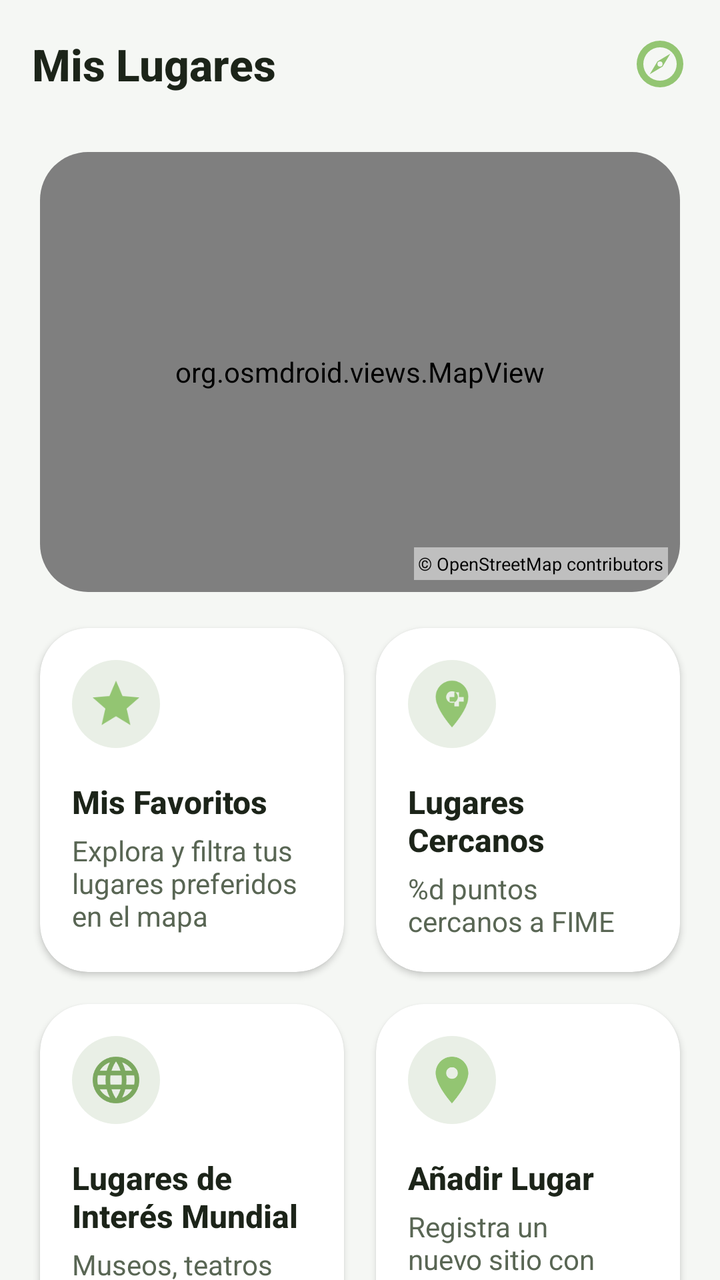
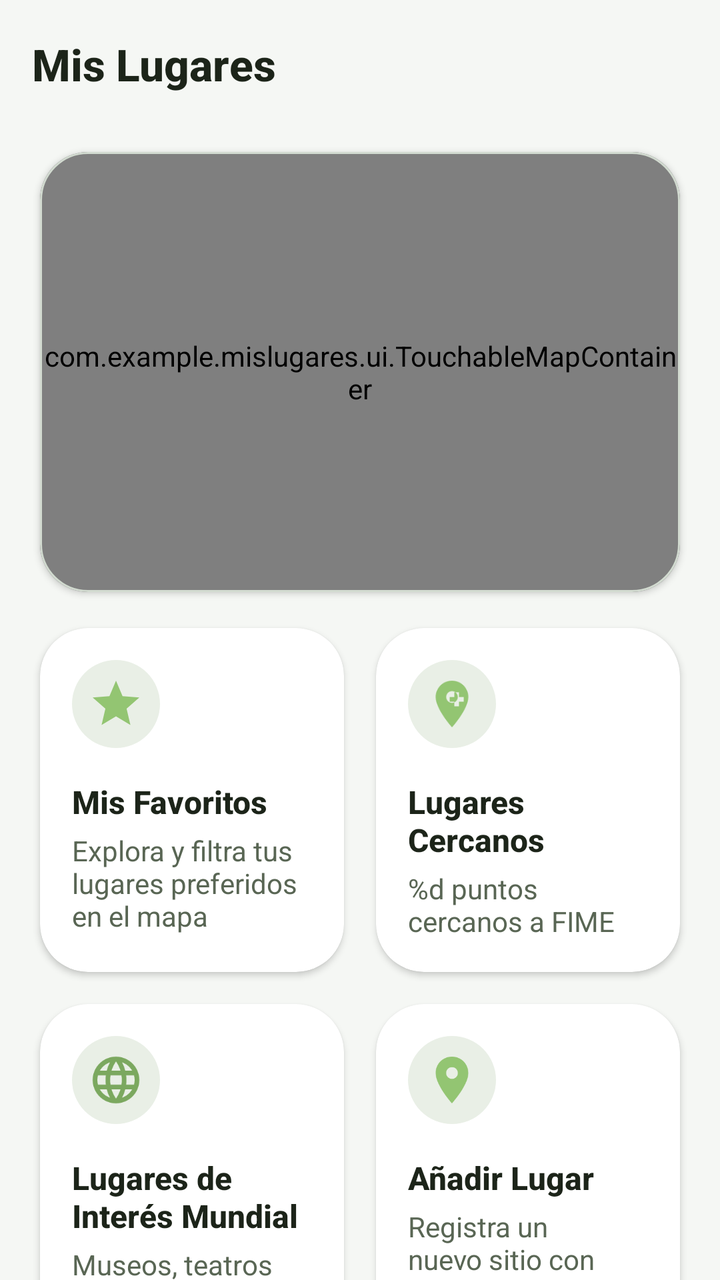

Two renders of the same Android screen: before a commit and after it. Below are the layout's source before the change and the commit's diff.
<!-- AndroidManifest.xml: activity theme Theme.MisLugares.NoActionBar -->
<!-- res/layout/activity_main.xml -->
<?xml version="1.0" encoding="utf-8"?>
<androidx.coordinatorlayout.widget.CoordinatorLayout
    xmlns:android="http://schemas.android.com/apk/res/android"
    xmlns:app="http://schemas.android.com/apk/res-auto"
    xmlns:tools="http://schemas.android.com/tools"
    android:layout_width="match_parent"
    android:layout_height="match_parent"
    android:background="@color/background"
    android:fitsSystemWindows="true"
    tools:context=".MainActivity">

        <com.google.android.material.appbar.AppBarLayout
            android:id="@+id/appBarLayout"
            android:layout_width="match_parent"
            android:layout_height="wrap_content"
            android:background="@android:color/transparent"
            android:fitsSystemWindows="true"
            app:elevation="0dp">

            <androidx.appcompat.widget.Toolbar
                android:id="@+id/toolbar"
                android:layout_width="match_parent"
                android:layout_height="?attr/actionBarSize"
                app:popupTheme="@style/Theme.MisLugares.PopupOverlay"
                app:theme="@style/Theme.MisLugares.AppBarOverlay">

                <TextView
                    android:layout_width="wrap_content"
                    android:layout_height="wrap_content"
                    android:fontFamily="sans-serif-medium"
                    android:text="@string/main_title"
                    android:textColor="@color/text_primary"
                    android:textSize="@dimen/text_size_h1"
                    android:textStyle="bold" />

                <ImageView
                    android:layout_width="28dp"
                    android:layout_height="28dp"
                    android:layout_gravity="end"
                    android:layout_marginEnd="16dp"
                    android:src="@drawable/ic_compass"
                    app:tint="@color/primary" />
            </androidx.appcompat.widget.Toolbar>
        </com.google.android.material.appbar.AppBarLayout>

        <androidx.core.widget.NestedScrollView
            android:clipToPadding="false"
            android:clipChildren="false"
            android:layout_width="match_parent"
            android:layout_height="match_parent"
            app:layout_behavior="@string/appbar_scrolling_view_behavior">

            <LinearLayout
                android:clipToPadding="false"
                android:clipChildren="false"
                android:layout_width="match_parent"
                android:layout_height="wrap_content"
                android:orientation="vertical"
                android:paddingHorizontal="20dp"
                android:paddingTop="12dp"
                android:paddingBottom="32dp">


                
                <com.google.android.material.card.MaterialCardView
                    android:id="@+id/cardMapContainer"
                    style="@style/Widget.MisLugares.CardView"
                    android:layout_width="match_parent"
                    android:layout_height="220dp"
                    android:layout_marginBottom="18dp"
                    app:cardElevation="0dp">

                    <FrameLayout
                        android:layout_width="match_parent"
                        android:layout_height="match_parent">

                        <org.osmdroid.views.MapView
                            android:id="@+id/mainMapView"
                            android:layout_width="match_parent"
                            android:layout_height="match_parent" />

                        
                        <TextView
                            android:layout_width="wrap_content"
                            android:layout_height="wrap_content"
                            android:layout_gravity="bottom|end"
                            android:layout_margin="6dp"
                            android:background="#80FFFFFF"
                            android:padding="2dp"
                            android:text="@string/osm_attribution"
                            android:textColor="@color/black"
                            android:textSize="9sp" />
                    </FrameLayout>
                </com.google.android.material.card.MaterialCardView>

                
                                
                <LinearLayout
                    android:clipToPadding="false"
                    android:clipChildren="false"
                    android:layout_width="match_parent"
                    android:layout_height="wrap_content"
                    android:orientation="horizontal"
                    android:baselineAligned="false"
                    android:layout_marginBottom="16dp">

                    
                    <com.google.android.material.card.MaterialCardView
                        android:id="@+id/cardFavoritos"
                        style="@style/Widget.MisLugares.CardView"
                        android:layout_width="0dp"
                        android:layout_height="match_parent"
                        android:layout_weight="1"
                        android:layout_marginEnd="8dp"
                        android:clickable="true"
                        android:focusable="true">
                        <LinearLayout
                            android:layout_width="match_parent"
                            android:layout_height="match_parent"
                            android:gravity="top|start"
                            android:orientation="vertical"
                            android:padding="16dp">
                            <ImageView
                                android:layout_width="44dp"
                                android:layout_height="44dp"
                                android:background="@drawable/rounded_background_white"
                                android:padding="8dp"
                                android:src="@drawable/ic_star"
                                app:tint="@color/primary" />
                            <TextView
                                android:layout_width="match_parent"
                                android:layout_height="wrap_content"
                                android:layout_marginTop="16dp"
                                android:fontFamily="sans-serif-medium"
                                android:text="@string/my_favorites"
                                android:textColor="@color/text_primary"
                                android:textSize="16sp"
                                android:textStyle="bold" />
                            <TextView
                                android:id="@+id/tvFavoritosCount"
                                android:layout_width="match_parent"
                                android:layout_height="wrap_content"
                                android:layout_marginTop="4dp"
                                android:text="@string/my_favorites_desc"
                                android:textColor="@color/text_secondary"
                                android:textSize="14sp" />
                        </LinearLayout>
                    </com.google.android.material.card.MaterialCardView>

                    
                    <com.google.android.material.card.MaterialCardView
                        android:id="@+id/cardCercanos"
                        style="@style/Widget.MisLugares.CardView"
                        android:layout_width="0dp"
                        android:layout_height="match_parent"
                        android:layout_weight="1"
                        android:layout_marginStart="8dp"
                        android:clickable="true"
                        android:focusable="true">
                        <LinearLayout
                            android:layout_width="match_parent"
                            android:layout_height="match_parent"
                            android:gravity="top|start"
                            android:orientation="vertical"
                            android:padding="16dp">
                            <ImageView
                                android:layout_width="44dp"
                                android:layout_height="44dp"
                                android:background="@drawable/rounded_background_white"
                                android:padding="8dp"
                                android:src="@drawable/ic_map_pin_plus"
                                app:tint="@color/primary" />
                            <TextView
                                android:layout_width="match_parent"
                                android:layout_height="wrap_content"
                                android:layout_marginTop="16dp"
                                android:fontFamily="sans-serif-medium"
                                android:text="@string/nearby_places"
                                android:textColor="@color/text_primary"
                                android:textSize="16sp"
                                android:textStyle="bold" />
                            <TextView
                                android:id="@+id/tvCercanosCount"
                                android:layout_width="match_parent"
                                android:layout_height="wrap_content"
                                android:layout_marginTop="4dp"
                                android:text="@string/nearby_count"
                                android:textColor="@color/text_secondary"
                                android:textSize="14sp" />
                        </LinearLayout>
                    </com.google.android.material.card.MaterialCardView>
                </LinearLayout>

                
                <LinearLayout
                    android:clipToPadding="false"
                    android:clipChildren="false"
                    android:layout_width="match_parent"
                    android:layout_height="wrap_content"
                    android:orientation="horizontal"
                    android:baselineAligned="false"
                    android:layout_marginBottom="16dp">

                    
                    <com.google.android.material.card.MaterialCardView
                        android:id="@+id/cardMundiales"
                        style="@style/Widget.MisLugares.CardView"
                        android:layout_width="0dp"
                        android:layout_height="match_parent"
                        android:layout_weight="1"
                        android:layout_marginEnd="8dp"
                        android:clickable="true"
                        android:focusable="true">
                        <LinearLayout
                            android:layout_width="match_parent"
                            android:layout_height="match_parent"
                            android:gravity="top|start"
                            android:orientation="vertical"
                            android:padding="16dp">
                            <ImageView
                                android:layout_width="44dp"
                                android:layout_height="44dp"
                                android:background="@drawable/rounded_background_white"
                                android:padding="8dp"
                                android:src="@drawable/ic_web"
                                app:tint="@color/secondary" />
                            <TextView
                                android:layout_width="match_parent"
                                android:layout_height="wrap_content"
                                android:layout_marginTop="16dp"
                                android:fontFamily="sans-serif-medium"
                                android:text="@string/world_places"
                                android:textColor="@color/text_primary"
                                android:textSize="16sp"
                                android:textStyle="bold" />
                            <TextView
                                android:layout_width="match_parent"
                                android:layout_height="wrap_content"
                                android:layout_marginTop="4dp"
                                android:text="@string/world_places_desc"
                                android:textColor="@color/text_secondary"
                                android:textSize="14sp" />
                        </LinearLayout>
                    </com.google.android.material.card.MaterialCardView>

                    
                    <com.google.android.material.card.MaterialCardView
                        android:id="@+id/cardAnadirLugar"
                        style="@style/Widget.MisLugares.CardView"
                        android:layout_width="0dp"
                        android:layout_height="match_parent"
                        android:layout_weight="1"
                        android:layout_marginStart="8dp"
                        android:clickable="true"
                        android:focusable="true">
                        <LinearLayout
                            android:layout_width="match_parent"
                            android:layout_height="match_parent"
                            android:gravity="top|start"
                            android:orientation="vertical"
                            android:padding="16dp">
                            <ImageView
                                android:layout_width="44dp"
                                android:layout_height="44dp"
                                android:background="@drawable/rounded_background_white"
                                android:padding="8dp"
                                android:src="@drawable/ic_location"
                                app:tint="@color/primary" />
                            <TextView
                                android:layout_width="match_parent"
                                android:layout_height="wrap_content"
                                android:layout_marginTop="16dp"
                                android:fontFamily="sans-serif-medium"
                                android:text="@string/add_places"
                                android:textColor="@color/text_primary"
                                android:textSize="16sp"
                                android:textStyle="bold" />
                            <TextView
                                android:layout_width="match_parent"
                                android:layout_height="wrap_content"
                                android:layout_marginTop="4dp"
                                android:text="@string/add_places_desc"
                                android:textColor="@color/text_secondary"
                                android:textSize="14sp" />
                        </LinearLayout>
                    </com.google.android.material.card.MaterialCardView>
                </LinearLayout>

                
                <com.google.android.material.card.MaterialCardView
                    android:id="@+id/cardDondeEstoy"
                    style="@style/Widget.MisLugares.CardView"
                    android:layout_width="match_parent"
                    android:layout_height="wrap_content"
                    android:layout_marginBottom="16dp"
                    android:clickable="true"
                    android:focusable="true">
                    <LinearLayout
                        android:layout_width="match_parent"
                        android:layout_height="wrap_content"
                        android:gravity="center_vertical"
                        android:orientation="horizontal"
                        android:padding="16dp">
                        <ImageView
                            android:layout_width="44dp"
                            android:layout_height="44dp"
                            android:background="@drawable/rounded_background_white"
                            android:padding="8dp"
                            android:src="@drawable/ic_compass"
                            app:tint="@color/secondary" />
                        <LinearLayout
                            android:layout_width="0dp"
                            android:layout_height="wrap_content"
                            android:layout_marginStart="16dp"
                            android:layout_weight="1"
                            android:orientation="vertical">
                            <TextView
                                android:layout_width="wrap_content"
                                android:layout_height="wrap_content"
                                android:fontFamily="sans-serif-medium"
                                android:text="@string/nav_where_am_i"
                                android:textColor="@color/text_primary"
                                android:textSize="16sp"
                                android:textStyle="bold" />
                        </LinearLayout>
                    </LinearLayout>
                </com.google.android.material.card.MaterialCardView>

                <com.google.android.material.button.MaterialButton
                    android:id="@+id/cardCambiarIdioma"
                    style="@style/Widget.Material3.Button.TonalButton"
                    android:layout_width="wrap_content"
                    android:layout_height="wrap_content"
                    android:layout_gravity="center_horizontal"
                    android:layout_marginTop="16dp"
                    android:layout_marginBottom="32dp"
                    android:text="@string/language_selection"
                    app:icon="@drawable/ic_language"
                    app:iconTint="@color/on_primary"
                    android:textColor="@color/on_primary"
                    android:backgroundTint="@color/surface_variant"
                    app:cornerRadius="24dp" />

            </LinearLayout>
        </androidx.core.widget.NestedScrollView>

</androidx.coordinatorlayout.widget.CoordinatorLayout>
<!-- resources referenced by this layout -->
<resources>
  <color name="background">#F5F7F4</color>
  <color name="black">#FF000000</color>
  <color name="on_primary">#1A2D13</color>
  <color name="primary">#93C572</color>
  <color name="secondary">#7BA85F</color>
  <color name="surface_variant">#E9EFE6</color>
  <color name="text_primary">#1C2419</color>
  <color name="text_secondary">#596654</color>
  <dimen name="text_size_h1">22sp</dimen>
  <!-- drawable ic_location (drawable) -->
  <vector xmlns:android="http://schemas.android.com/apk/res/android"
      android:width="24dp"
      android:height="24dp"
      android:viewportWidth="24"
      android:viewportHeight="24">
      <path
          android:fillColor="#FFFFFF"
          android:pathData="M12,2C8.13,2 5,5.13 5,9c0,5.25 7,13 7,13s7,-7.75 7,-13c0,-3.87 -3.13,-7 -7,-7zM12,11.5c-1.38,0 -2.5,-1.12 -2.5,-2.5s1.12,-2.5 2.5,-2.5 2.5,1.12 2.5,2.5 -1.12,2.5 -2.5,2.5z"/>
  </vector>
  <!-- drawable ic_map_pin_plus (drawable) -->
  <vector xmlns:android="http://schemas.android.com/apk/res/android"
      android:width="24dp"
      android:height="24dp"
      android:viewportWidth="24"
      android:viewportHeight="24">
      <path
          android:fillColor="@android:color/white"
          android:pathData="M12,2C8.13,2 5,5.13 5,9c0,5.25 7,13 7,13s7,-7.75 7,-13c0,-3.87 -3.13,-7 -7,-7zM12,11.5c-1.38,0 -2.5,-1.12 -2.5,-2.5s1.12,-2.5 2.5,-2.5 2.5,1.12 2.5,2.5 -1.12,2.5 -2.5,2.5zM15,9h2v2h-2v2h-2v-2h-2v-2h2v-2h2v2z" />
  </vector>
  <!-- drawable ic_star (drawable) -->
  <vector xmlns:android="http://schemas.android.com/apk/res/android"
      android:width="24dp"
      android:height="24dp"
      android:viewportWidth="24"
      android:viewportHeight="24">
      <path
          android:fillColor="#FF000000"
          android:pathData="M12,17.27L18.18,21L16.54,13.97L22,9.24L14.81,8.62L12,2L9.19,8.62L2,9.24L7.45,13.97L5.82,21L12,17.27Z" />
  </vector>
  <!-- drawable rounded_background_white (drawable) -->
  <?xml version="1.0" encoding="utf-8"?>
  <shape xmlns:android="http://schemas.android.com/apk/res/android">
      <solid android:color="@color/surface_variant" />
      <corners android:radius="22dp" />
  </shape>
  <string name="add_places">Añadir Lugar</string>
  <string name="add_places_desc">Registra un nuevo sitio con autocompletado y mapa</string>
  <string name="language_selection">Cambiar Idioma</string>
  <string name="main_title">Mis Lugares</string>
  <string name="my_favorites">Mis Favoritos</string>
  <string name="my_favorites_desc">Explora y filtra tus lugares preferidos en el mapa</string>
  <string name="nav_where_am_i">Mapa</string>
  <string name="nearby_count">%d puntos cercanos a FIME</string>
  <string name="nearby_places">Lugares Cercanos</string>
  <string name="osm_attribution">© OpenStreetMap contributors</string>
  <string name="world_places">Lugares de Interés Mundial</string>
  <string name="world_places_desc">Museos, teatros y monumentos históricos en todo el mundo</string>
  <style name="Theme.MisLugares.AppBarOverlay" parent="ThemeOverlay.AppCompat.Light">
          <item name="colorControlNormal">@color/primary</item>
      </style>
  <style name="Theme.MisLugares.PopupOverlay" parent="ThemeOverlay.AppCompat.Light" />
  <style name="Widget.MisLugares.CardView" parent="Widget.Material3.CardView.Elevated">
          <item name="cardBackgroundColor">@color/card_background</item>
          <item name="cardCornerRadius">24dp</item>
          <item name="cardElevation">2dp</item>
          
      </style>
  <style name="Theme.MisLugares.NoActionBar">
          <item name="windowActionBar">false</item>
          <item name="windowNoTitle">true</item>
      </style>
  <color name="card_background">#FFFFFF</color>
  <!-- unchanged entries left out for length: 3 -->
</resources>

<!-- the commit's change to res/layout/activity_main.xml (unified diff, before → after) -->
@@ -33,13 +33,6 @@
                     android:textSize="@dimen/text_size_h1"
                     android:textStyle="bold" />
 
-                <ImageView
-                    android:layout_width="28dp"
-                    android:layout_height="28dp"
-                    android:layout_gravity="end"
-                    android:layout_marginEnd="16dp"
-                    android:src="@drawable/ic_compass"
-                    app:tint="@color/primary" />
             </androidx.appcompat.widget.Toolbar>
         </com.google.android.material.appbar.AppBarLayout>
 
@@ -68,33 +61,57 @@
                     android:layout_width="match_parent"
                     android:layout_height="220dp"
                     android:layout_marginBottom="18dp"
-                    app:cardElevation="0dp">
-
-                    <FrameLayout
+                    app:cardElevation="2dp"
+                    app:strokeColor="@color/outline"
+                    app:strokeWidth="1dp">
+
+                    <com.example.mislugares.ui.TouchableMapContainer
                         android:layout_width="match_parent"
                         android:layout_height="match_parent">
 
-                        <org.osmdroid.views.MapView
+                        <org.maplibre.android.maps.MapView
                             android:id="@+id/mainMapView"
                             android:layout_width="match_parent"
-                            android:layout_height="match_parent" />
+                            android:layout_height="match_parent"
+                            app:maplibre_renderTextureMode="true" />
 
                         
-                        <TextView
+                        <LinearLayout
+                            android:id="@+id/pillLocationBadge"
                             android:layout_width="wrap_content"
                             android:layout_height="wrap_content"
-                            android:layout_gravity="bottom|end"
-                            android:layout_margin="6dp"
-                            android:background="#80FFFFFF"
-                            android:padding="2dp"
-                            android:text="@string/osm_attribution"
-                            android:textColor="@color/black"
-                            android:textSize="9sp" />
-                    </FrameLayout>
+                            android:layout_gravity="top|start"
+                            android:layout_margin="12dp"
+                            android:background="@drawable/bg_map_pill"
+                            android:clickable="true"
+                            android:elevation="3dp"
+                            android:focusable="true"
+                            android:gravity="center_vertical"
+                            android:orientation="horizontal"
+                            android:paddingHorizontal="12dp"
+                            android:paddingVertical="6dp">
+
+                            <ImageView
+                                android:layout_width="14dp"
+                                android:layout_height="14dp"
+                                android:src="@drawable/ic_location"
+                                app:tint="@color/secondary" />
+
+                            <TextView
+                                android:id="@+id/tvLocationBadge"
+                                android:layout_width="wrap_content"
+                                android:layout_height="wrap_content"
+                                android:layout_marginStart="6dp"
+                                android:fontFamily="sans-serif-medium"
+                                android:text="FIME - UANL"
+                                android:textColor="@color/text_primary"
+                                android:textSize="12sp"
+                                android:textStyle="bold" />
+                        </LinearLayout>
+                    </com.example.mislugares.ui.TouchableMapContainer>
                 </com.google.android.material.card.MaterialCardView>
 
                 
-                                
                 <LinearLayout
                     android:clipToPadding="false"
                     android:clipChildren="false"
<!-- resource entries referenced after the edit -->
@@ -1,14 +1,24 @@
 <!-- resources referenced by this layout -->
 <resources>
   <color name="background">#F5F7F4</color>
-  <color name="black">#FF000000</color>
   <color name="on_primary">#1A2D13</color>
+  <color name="outline">#D2DBD0</color>
   <color name="primary">#93C572</color>
   <color name="secondary">#7BA85F</color>
   <color name="surface_variant">#E9EFE6</color>
   <color name="text_primary">#1C2419</color>
   <color name="text_secondary">#596654</color>
   <dimen name="text_size_h1">22sp</dimen>
+  <!-- drawable bg_map_pill (drawable) -->
+  <?xml version="1.0" encoding="utf-8"?>
+  <shape xmlns:android="http://schemas.android.com/apk/res/android"
+      android:shape="rectangle">
+      <solid android:color="#EEFFFFFF" />
+      <stroke
+          android:width="1dp"
+          android:color="@color/outline" />
+      <corners android:radius="20dp" />
+  </shape>
   <!-- drawable ic_location (drawable) -->
   <vector xmlns:android="http://schemas.android.com/apk/res/android"
       android:width="24dp"
@@ -54,7 +64,6 @@
   <string name="nav_where_am_i">Mapa</string>
   <string name="nearby_count">%d puntos cercanos a FIME</string>
   <string name="nearby_places">Lugares Cercanos</string>
-  <string name="osm_attribution">© OpenStreetMap contributors</string>
   <string name="world_places">Lugares de Interés Mundial</string>
   <string name="world_places_desc">Museos, teatros y monumentos históricos en todo el mundo</string>
   <style name="Theme.MisLugares.AppBarOverlay" parent="ThemeOverlay.AppCompat.Light">
